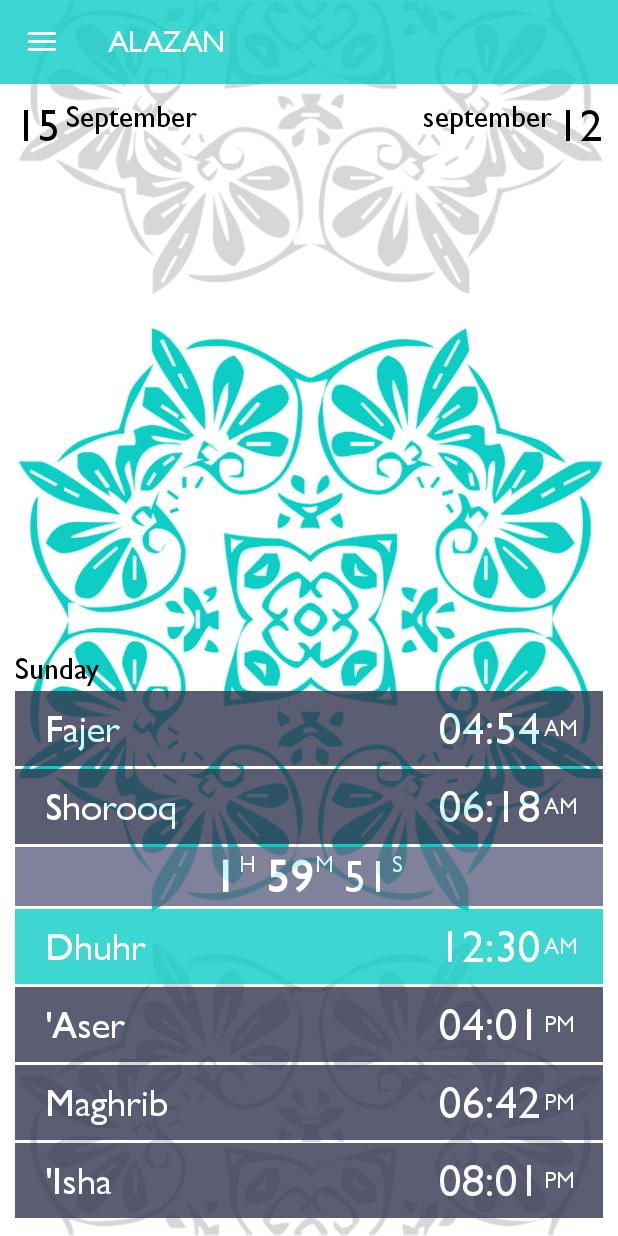
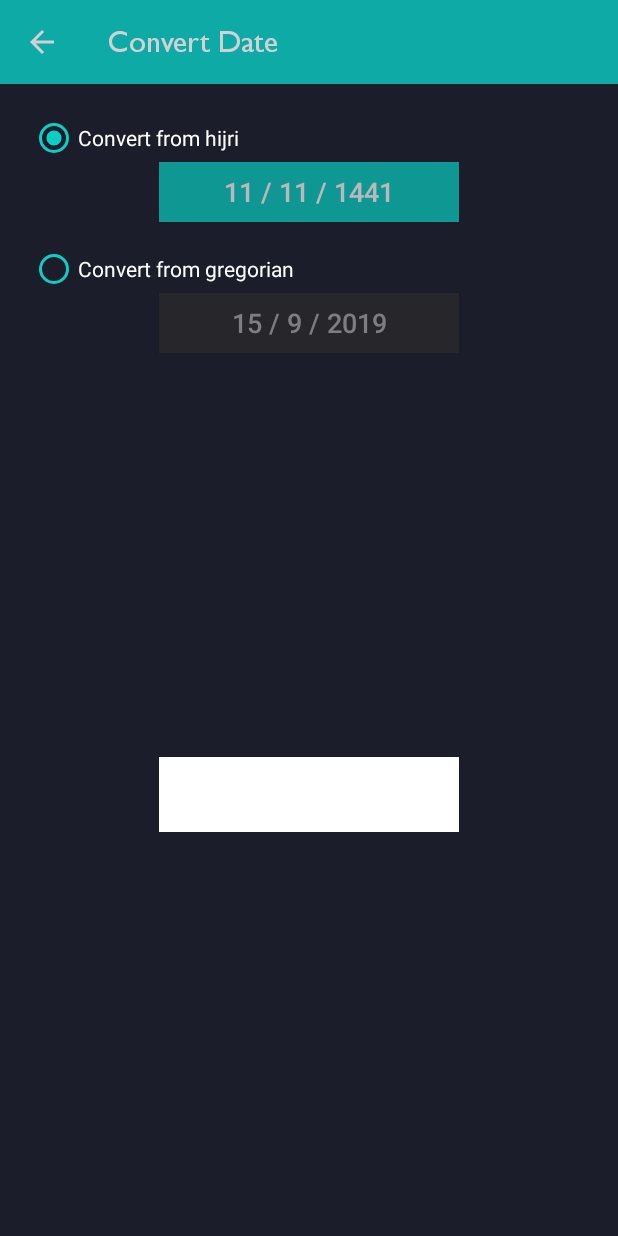
Before and after one commit to arakaneserohingya/Best-Azan-And-Prayer-Time-App, an Android app: the screen it shows after launch (MainActivity before the commit, ConvertDateActivity after it), in the side drawer, after a tap on "Convert Date", on a phone screen of 412 x 824 dp. Run offline under Robolectric (Android 15) with nearby library versions, the phone set to English and light mode, and no system bars; libraries missing offline, so code that uses them is left out: com.github.msarhan.ummalqura, net.alhazmy13.hijridatepicker; 5 statements that could not run were skipped.

Commit message:
Convert date activity fulfilled!

```diff
--- a/app/build.gradle
+++ b/app/build.gradle
@@ -4,7 +4,7 @@ android {
     compileSdkVersion 28
     defaultConfig {
         applicationId "com.alhadara.omar.azan"
-        minSdkVersion 16
+        minSdkVersion 17
         targetSdkVersion 28
         versionCode 2
         versionName "2.0"
@@ -28,7 +28,9 @@ dependencies {
     implementation 'androidx.constraintlayout:constraintlayout:1.1.3'
     implementation 'androidx.recyclerview:recyclerview:1.1.0-beta01'
     implementation 'com.github.msarhan:ummalqura-calendar:1.1.9'
+    implementation 'net.alhazmy13.hijridatepicker:library:2.0.2'
     implementation 'com.opencsv:opencsv:4.6'
+    implementation 'androidx.legacy:legacy-support-v4:1.0.0'
     testImplementation 'junit:junit:4.12'
     androidTestImplementation 'com.android.support.test:runner:1.0.2'
     androidTestImplementation 'com.android.support.test.espresso:espresso-core:3.0.2'
--- /dev/null
+++ b/app/src/main/java/com/alhadara/omar/azan/Activities/ConvertDateActivity.java
@@ -0,0 +1,160 @@
+package com.alhadara.omar.azan.Activities;
+
+import androidx.appcompat.app.AppCompatActivity;
+import androidx.appcompat.widget.AppCompatButton;
+import androidx.appcompat.widget.AppCompatRadioButton;
+import androidx.appcompat.widget.Toolbar;
+import androidx.fragment.app.Fragment;
+
+import android.app.DatePickerDialog;
+import android.content.Context;
+import android.graphics.Color;
+import android.graphics.PorterDuff;
+import android.os.Bundle;
+import android.view.MotionEvent;
+import android.view.View;
+import android.view.ViewGroup;
+import android.widget.Button;
+import android.widget.CompoundButton;
+import android.widget.RadioButton;
+import android.widget.RadioGroup;
+import android.widget.TextView;
+import android.widget.Toast;
+
+import com.example.omar.azanapkmostafa.R;
+import com.github.msarhan.ummalqura.calendar.UmmalquraCalendar;
+
+import net.alhazmy13.hijridatepicker.date.gregorian.GregorianDatePickerDialog;
+import net.alhazmy13.hijridatepicker.date.hijri.HijriDatePickerDialog;
+
+import java.time.LocalDate;
+import java.util.Calendar;
+import java.util.Date;
+import java.util.concurrent.Callable;
+
+public class ConvertDateActivity extends AppCompatActivity
+        implements  HijriDatePickerDialog.OnDateSetListener,
+                    GregorianDatePickerDialog.OnDateSetListener{
+
+    @Override
+    protected void onCreate(Bundle savedInstanceState) {
+        super.onCreate(savedInstanceState);
+        setContentView(R.layout.activity_convert_date);
+        Toolbar toolbar = findViewById(R.id.toolbar_convert_date_activity);
+        setSupportActionBar(toolbar);
+        getSupportActionBar().setDisplayHomeAsUpEnabled(true);
+        getSupportActionBar().setDisplayShowHomeEnabled(true);
+        manageRadioGroup();
+        manageDialogs();
+    }
+
+    private void manageRadioGroup() {
+        setTextsDefault();
+        ((RadioGroup) findViewById(R.id.convert_date_activity_radio_group)).setOnCheckedChangeListener(new RadioGroup.OnCheckedChangeListener() {
+            @Override
+            public void onCheckedChanged(RadioGroup radioGroup, int i) {
+                setTextsDefault();
+                if(i == R.id.convert_date_activity_from_gregorian_radio_button){
+                    ((RadioButton) findViewById(R.id.convert_date_activity_from_hijri_radio_button)).setChecked(false);
+                    switchRadio((Button)findViewById(R.id.convert_date_activity_from_gregorian_button),
+                            (Button) findViewById(R.id.convert_date_activity_from_hijri_button));
+                }else{
+                    ((RadioButton) findViewById(R.id.convert_date_activity_from_gregorian_radio_button)).setChecked(false);
+                    switchRadio((Button)findViewById(R.id.convert_date_activity_from_hijri_button),
+                            (Button) findViewById(R.id.convert_date_activity_from_gregorian_button));
+                }
+            }
+        });
+    }
+    private void switchRadio(Button enabled,Button disabled){
+        enabled.setClickable(true);
+        enabled.setBackgroundColor(getResources().getColor(R.color.enabled_button));
+        enabled.setTextColor(Color.WHITE);
+        disabled.setClickable(false);
+        disabled.setBackgroundColor(getResources().getColor(R.color.disabled_button));
+        disabled.setTextColor(Color.DKGRAY);
+    }
+    private void manageDialogs(){
+        findViewById(R.id.convert_date_activity_from_hijri_button).setOnClickListener(new View.OnClickListener() {
+            @Override
+            public void onClick(View view) {
+                UmmalquraCalendar now = new UmmalquraCalendar();
+                HijriDatePickerDialog dpd = HijriDatePickerDialog.newInstance(
+                        ConvertDateActivity.this,
+                        now.get(UmmalquraCalendar.YEAR),
+                        now.get(UmmalquraCalendar.MONTH),
+                        now.get(UmmalquraCalendar.DAY_OF_MONTH));
+                dpd.show(ConvertDateActivity.this.getFragmentManager(), "HijriDatePickerDialog");
+            }
+        });
+        findViewById(R.id.convert_date_activity_from_gregorian_button).setOnClickListener(new View.OnClickListener() {
+            @Override
+            public void onClick(View view) {
+                Calendar now = Calendar.getInstance();
+                GregorianDatePickerDialog dpd = GregorianDatePickerDialog.newInstance(
+                        ConvertDateActivity.this,
+                        now.get(Calendar.YEAR),
+                        now.get(Calendar.MONTH),
+                        now.get(Calendar.DAY_OF_MONTH)
+                );
+                dpd.show(ConvertDateActivity.this.getFragmentManager(),"GregorianDatePickerDialog");
+            }
+        });
+        findViewById(R.id.convert_date_activity_from_gregorian_button).setClickable(false);
+    }
+    private void setTextsDefault(){
+        Calendar gregorainCal = Calendar.getInstance();
+        UmmalquraCalendar hijriCal = new UmmalquraCalendar();
+        ((Button) findViewById(R.id.convert_date_activity_from_gregorian_button)).setText(
+                gregorainCal.get(Calendar.DAY_OF_MONTH) + " / " + (gregorainCal.get(Calendar.MONTH)+1) + " / " + gregorainCal.get(Calendar.YEAR)
+        );
+        ((Button) findViewById(R.id.convert_date_activity_from_hijri_button)).setText(
+                hijriCal.get(Calendar.DAY_OF_MONTH) + " / " + (hijriCal.get(Calendar.MONTH)+1) + " / " + hijriCal.get(Calendar.YEAR)
+        );
+        ((TextView) findViewById(R.id.convert_date_activity_result)).setText("");
+    }
+
+    @Override
+    public void onDateSet(GregorianDatePickerDialog view, int year, int monthOfYear, int dayOfMonth) {
+        Calendar calendar = Calendar.getInstance();
+        Calendar now = Calendar.getInstance();
+        calendar.set(Calendar.YEAR,year);
+        calendar.set(Calendar.MONTH,monthOfYear);
+        calendar.set(Calendar.DAY_OF_MONTH,dayOfMonth);
+        UmmalquraCalendar u = new UmmalquraCalendar();
+        long l = (calendar.getTimeInMillis() - now.getTimeInMillis())/86400000;
+        u.add(UmmalquraCalendar.DATE,(int)l);
+        ((TextView)findViewById(R.id.convert_date_activity_result)).setText(
+                u.get(UmmalquraCalendar.DAY_OF_MONTH) + " / " + (u.get(UmmalquraCalendar.MONTH)+1) + " / " + u.get(UmmalquraCalendar.YEAR)
+        );
+        ((TextView) findViewById(R.id.convert_date_activity_from_gregorian_button)).setText(
+                dayOfMonth + " / " + (monthOfYear + 1) + " / " + year
+        );
+
+    }
+
+    @Override
+    public void onDateSet(HijriDatePickerDialog view, int year, int monthOfYear, int dayOfMonth) {
+        UmmalquraCalendar u = new UmmalquraCalendar();
+        UmmalquraCalendar now = new UmmalquraCalendar();
+        u.set(UmmalquraCalendar.YEAR, year);
+        u.set(UmmalquraCalendar.MONTH,monthOfYear);
+        u.set(UmmalquraCalendar.DAY_OF_MONTH,dayOfMonth);
+        Calendar calendar = Calendar.getInstance();
+        long l = (u.getTimeInMillis() - now.getTimeInMillis())/86400000;
+        calendar.add(Calendar.DATE,(int)l);
+        ((TextView)findViewById(R.id.convert_date_activity_result)).setText(
+                calendar.get(Calendar.DAY_OF_MONTH) + " / " + (calendar.get(Calendar.MONTH)+1) + " / " + calendar.get(Calendar.YEAR)
+        );
+        ((TextView) findViewById(R.id.convert_date_activity_from_hijri_button)).setText(
+                dayOfMonth + " / " + (monthOfYear + 1) + " / " + year
+        );
+    }
+
+    @Override
+    public boolean onSupportNavigateUp() {
+        onBackPressed();
+        return true;
+    }
+
+}
--- a/app/src/main/java/com/alhadara/omar/azan/Activities/MainActivity.java
+++ b/app/src/main/java/com/alhadara/omar/azan/Activities/MainActivity.java
@@ -71,7 +71,7 @@ public class MainActivity extends AppCompatActivity
         if (id == R.id.nav_settings) {
             // Handle the camera action
         } else if (id == R.id.nav_convert_date) {
-
+            startActivity(new Intent(this,ConvertDateActivity.class));
         } else if (id == R.id.nav_compass) {
 
         } else if (id == R.id.nav_location) {
--- /dev/null
+++ b/app/src/main/res/layout/activity_convert_date.xml
@@ -0,0 +1,84 @@
+<?xml version="1.0" encoding="utf-8"?>
+<androidx.constraintlayout.widget.ConstraintLayout xmlns:android="http://schemas.android.com/apk/res/android"
+    xmlns:app="http://schemas.android.com/apk/res-auto"
+    xmlns:tools="http://schemas.android.com/tools"
+    android:background="@color/widgetColorSettings"
+    android:layout_width="match_parent"
+    android:layout_height="match_parent"
+    tools:context="com.alhadara.omar.azan.Activities.ConvertDateActivity">
+    <androidx.appcompat.widget.Toolbar
+        app:title="@string/convert_date"
+        app:layout_constraintTop_toTopOf="parent"
+        android:id="@+id/toolbar_convert_date_activity"
+        android:alpha="0.8"
+        android:layout_gravity="top"
+        android:theme="@style/ToolbarTheme"
+        app:titleTextColor="@android:color/white"
+        android:layout_width="match_parent"
+        android:layout_height="?attr/actionBarSize"
+        android:background="?attr/colorPrimary"
+        app:popupTheme="@style/AppTheme.PopupOverlay" />
+    <RadioGroup
+        android:id="@+id/convert_date_activity_radio_group"
+        app:layout_constraintTop_toBottomOf="@id/toolbar_convert_date_activity"
+        android:orientation="vertical"
+        android:layout_margin="20dp"
+        android:layout_width="match_parent"
+        android:layout_height="wrap_content">
+            <RadioButton
+                android:id="@+id/convert_date_activity_from_hijri_radio_button"
+                android:text="@string/convert_from_hijri"
+                android:textColor="@android:color/white"
+                android:buttonTint="@color/colorPrimary"
+                android:layout_width="wrap_content"
+                android:layout_height="wrap_content"
+                android:checked="true"/>
+            <Button
+                android:id="@+id/convert_date_activity_from_hijri_button"
+                android:layout_gravity="center"
+                android:background="@color/enabled_button"
+                android:alpha="0.7"
+                android:padding="2dp"
+                android:layout_width="200dp"
+                android:textColor="@android:color/white"
+                android:textSize="@dimen/widget_font_size_small"
+                android:text="11 / 11 / 1441"
+                android:layout_height="40dp"/>
+            <RadioButton
+                android:id="@+id/convert_date_activity_from_gregorian_radio_button"
+                android:text="@string/convert_from_gregorian"
+                android:textColor="@android:color/white"
+                android:buttonTint="@color/colorPrimary"
+                android:layout_marginTop="15dp"
+                android:layout_width="wrap_content"
+                android:layout_height="wrap_content" />
+            <Button
+                android:id="@+id/convert_date_activity_from_gregorian_button"
+                android:layout_gravity="center"
+                android:background="@color/disabled_button"
+                android:clickable="false"
+                android:alpha="0.7"
+                android:padding="2dp"
+                android:layout_width="200dp"
+                android:textColor="@android:color/darker_gray"
+                android:textSize="@dimen/widget_font_size_small"
+                android:text="11 / 11 / 2019"
+                android:layout_height="40dp"/>
+    </RadioGroup>
+
+    <TextView
+        android:id="@+id/convert_date_activity_result"
+        android:gravity="center"
+        android:textSize="@dimen/widget_font_size"
+        android:textColor="@color/colorPrimary"
+        app:layout_constraintBottom_toBottomOf="parent"
+        app:layout_constraintEnd_toEndOf="parent"
+        app:layout_constraintStart_toStartOf="parent"
+        app:layout_constraintTop_toBottomOf="@id/convert_date_activity_radio_group"
+        app:layout_constraintHeight_percent="0.5"
+        android:background="@android:color/white"
+        android:layout_width="200dp"
+        android:layout_height="50dp" />
+
+
+</androidx.constraintlayout.widget.ConstraintLayout>
--- a/app/src/main/res/values/colors.xml
+++ b/app/src/main/res/values/colors.xml
@@ -10,4 +10,6 @@
     <color name="widgetColorSettings">#1B1D2B</color>
     <color name="widgetColorSettingsBox">@color/widgetColor</color>
     <color name="iconColor">#ffffff</color>
+    <color name="disabled_button">#2E2E2E</color>
+    <color name="enabled_button">@color/colorPrimary</color>
 </resources>
--- a/app/src/main/res/values/strings.xml
+++ b/app/src/main/res/values/strings.xml
@@ -123,4 +123,6 @@
     <string name="add_location">Add location</string>
     <string name="prayer_time">prayer time</string>
     <string name="iqama_time">iqama time</string>
+    <string name="convert_from_hijri">Convert from hijri</string>
+    <string name="convert_from_gregorian">Convert from gregorian</string>
 </resources>
```
Also changed, not shown: app/src/main/AndroidManifest.xml (+16 -15 lines).
